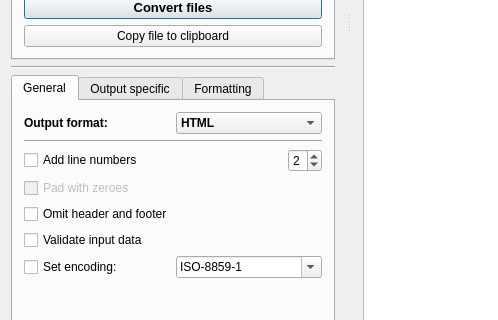
Above: highlight/src/gui-qt/mainwindow.ui from svn2github/highlight before the change; both pictures show x 0 to 498 and y 364 to 684 of the 957 by 775 pixel window. Below: the same form after it.
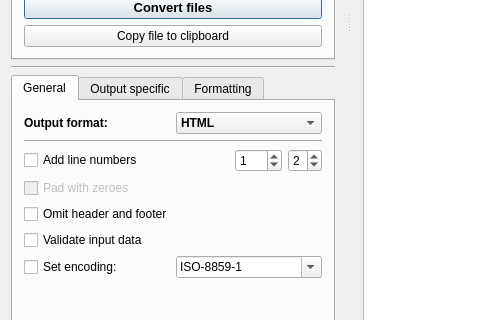
That is the form after the change. The open tabs and pages were chosen to show the change. Icons and pictures are not drawn.

Commit message: GUI bugfixes (shebang files, line numbering start)

Diff of the .ui file:
```diff
--- a/highlight/src/gui-qt/mainwindow.ui
+++ b/highlight/src/gui-qt/mainwindow.ui
@@ -715,6 +715,25 @@
              </property>
             </spacer>
            </item>
+           <item>
+            <widget class="QSpinBox" name="sbLineNoStart">
+             <property name="toolTip">
+              <string>Set line numbering start</string>
+             </property>
+             <property name="buttonSymbols">
+              <enum>QAbstractSpinBox::UpDownArrows</enum>
+             </property>
+             <property name="accelerated">
+              <bool>true</bool>
+             </property>
+             <property name="maximum">
+              <number>500</number>
+             </property>
+             <property name="value">
+              <number>1</number>
+             </property>
+            </widget>
+           </item>
            <item>
             <widget class="QSpinBox" name="sbLineNoWidth">
              <property name="toolTip">
```
Left out of the diff: 57 changed lines with no effect on the pictures. The commit also changes 16 other files.
